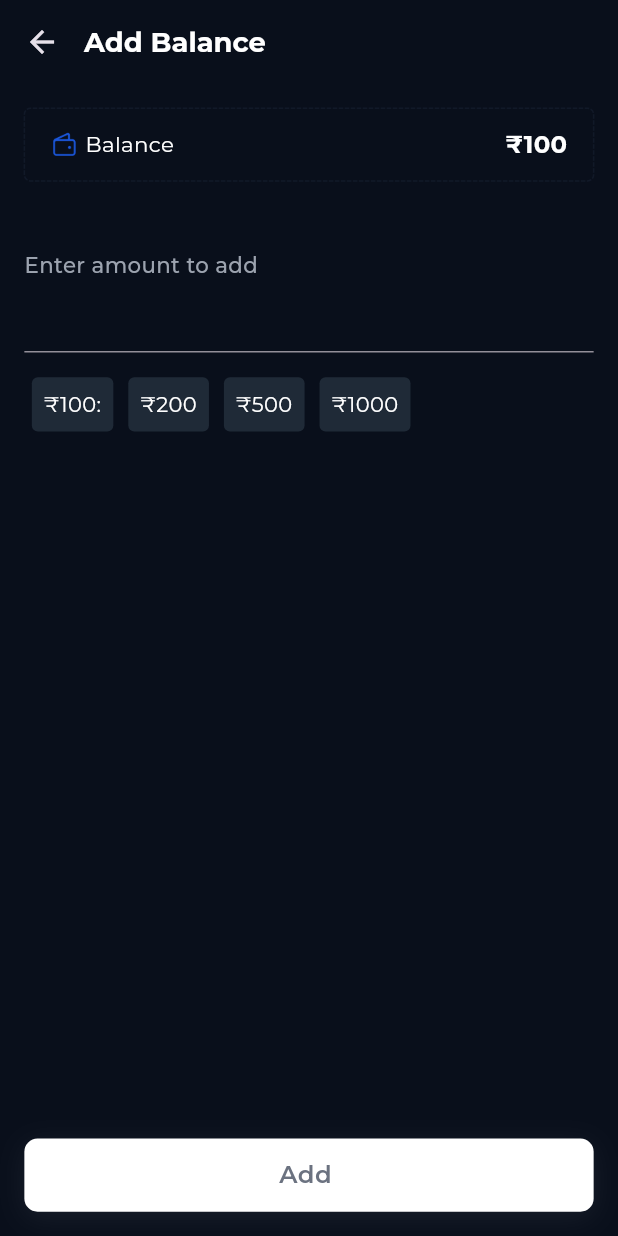
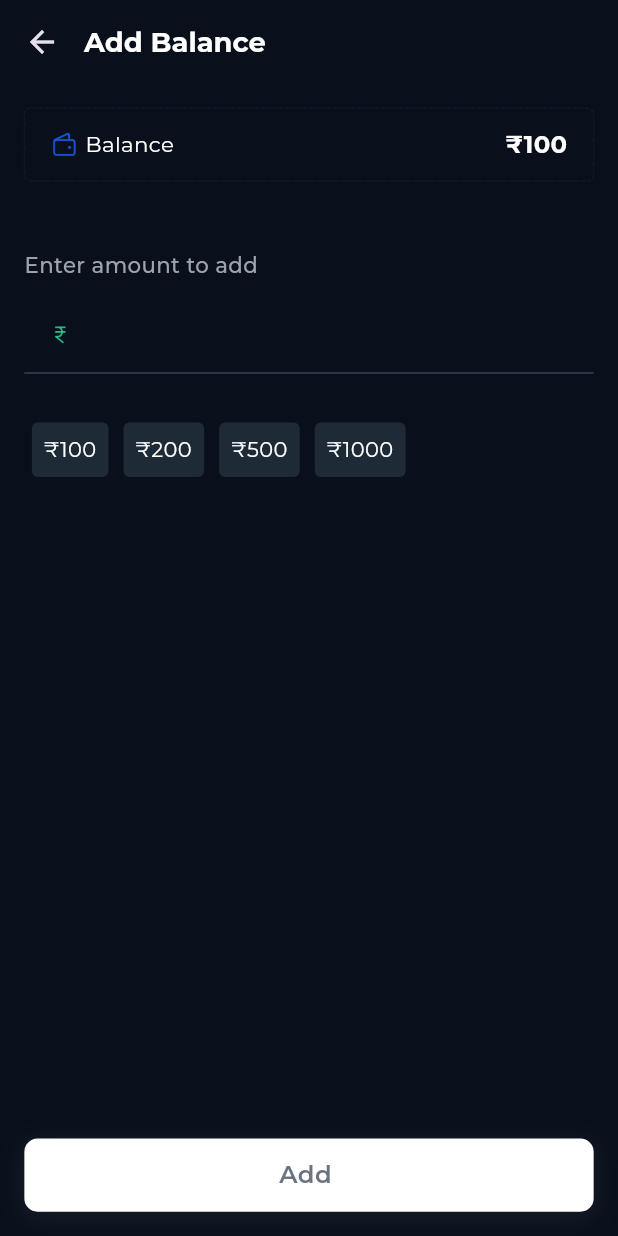
Before and after one commit to Jenis99/playmaster_app, a Flutter app: the AddBalanceScreen screen opened directly, on a phone screen of 412 x 824 dp. Run offline on Flutter 3.47's test engine with Material 3 defaults, Android fonts, the phone set to English and light mode, and no system bars; drawn by our look-alikes of dotted_border; our stand-ins replace cached_network_image, carousel_slider, device_preview, flutter_screenutil, get; network calls fail.

Commit message:
- Add balance screen UI done.

```diff
--- a/lib/module/auth/presentation/create_account_screen.dart
+++ b/lib/module/auth/presentation/create_account_screen.dart
@@ -1,6 +1,7 @@
 import 'package:playmaster_ui/dependency.dart';
 import 'package:playmaster_ui/module/auth/auth.dart';
 
+// ignore: must_be_immutable
 class CreateAccountScreen extends StatelessWidget {
   CreateAccountScreen({super.key});
 
--- a/lib/module/auth/presentation/login_screen.dart
+++ b/lib/module/auth/presentation/login_screen.dart
@@ -1,6 +1,7 @@
 import 'package:playmaster_ui/dependency.dart';
 import 'package:playmaster_ui/module/auth/auth.dart';
 
+// ignore: must_be_immutable
 class LoginScreen extends StatelessWidget {
   LoginScreen({super.key});
 
--- a/lib/module/auth/widget/auth_text_field_with_label.dart
+++ b/lib/module/auth/widget/auth_text_field_with_label.dart
@@ -25,7 +25,7 @@ class AuthTextFieldWithLabel extends StatelessWidget {
       crossAxisAlignment: CrossAxisAlignment.start,
       children: [
         AppText(
-          text: labelName ?? "",
+          text: labelName,
           fontSize: 14.sp,
           fontWeight: FontWeight.w400,
         ),
--- a/lib/module/home/presentation/add_balance_screen.dart
+++ b/lib/module/home/presentation/add_balance_screen.dart
@@ -2,16 +2,18 @@ import 'package:dotted_border/dotted_border.dart';
 import 'package:playmaster_ui/dependency.dart';
 import 'package:playmaster_ui/module/home/home.dart';
 
+// ignore: must_be_immutable
 class AddBalanceScreen extends StatelessWidget {
   AddBalanceScreen({Key? key}) : super(key: key);
 
   TextEditingController addAmountController = TextEditingController();
   List<String> amountSuggestionList = [
-    "₹100:",
-    "₹200",
-    "₹500",
-    "₹1000",
+    "100",
+    "200",
+    "500",
+    "1000",
   ];
+  RxString enterAmount = "".obs;
 
   @override
   Widget build(BuildContext context) {
@@ -22,9 +24,15 @@ class AddBalanceScreen extends StatelessWidget {
           isAppLogo: false,
           titleText: AppString.addBalance,
         ),
-        body: Column(
+        body: LayoutBuilder(
+          builder: (context, constraint) {
+            return SingleChildScrollView(
+              child: ConstrainedBox(
+                constraints: BoxConstraints(minHeight: constraint.maxHeight),
+                child: IntrinsicHeight(
+                  child: Column(
                     crossAxisAlignment: CrossAxisAlignment.start,
-          children: [
+                    children: <Widget>[
                       balanceView(),
                       45.h.verticalSpace,
                       // Enter amount to add
@@ -34,26 +42,35 @@ class AddBalanceScreen extends StatelessWidget {
                         fontSize: 14.sp,
                         fontWeight: FontWeight.w500,
                       ),
-            TextField(
+                      10.h.verticalSpace,
+                      AppTextField(
                         controller: addAmountController,
+                        prefixIcon: CachedNetworkImg(
+                          imgPath: AppAssets.rupeesIcon,
+                          imgSize: 5,
+                          isAssetImg: true,
+                        ),
                         keyboardType: TextInputType.number,
-              decoration: InputDecoration(
-                  fillColor: AppColors.transparentClr,
-                  focusColor: AppColors.transparentClr,
-                  focusedBorder: UnderlineInputBorder(borderSide: BorderSide(color: AppColors.grey700Color))),
+                        onChanged: (String? updatedValue) {
+                          enterAmount.value = "${(updatedValue?.isNotEmpty ?? false) ? "₹" : ""}${updatedValue ?? " "}";
+                        },
+                        color: AppColors.transparentClr,
+                        textFieldOrder: UnderlineInputBorder(
+                          borderSide: BorderSide(color: AppColors.grey700Color),
                         ),
-            16.h.verticalSpace,
+                      ),
                       Row(
                         children: List.generate(
                             amountSuggestionList.length,
                             (index) => GestureDetector(
                                   onTap: () {
                                     addAmountController.text = amountSuggestionList[index];
+                                    enterAmount.value = "₹${amountSuggestionList[index]}";
                                   },
                                   child: Container(
                                     margin: EdgeInsets.symmetric(horizontal: 5),
                                     decoration: BoxDecoration(color: AppColors.grey800Color, borderRadius: BorderRadius.circular(4.r)),
-                          child: AppText(text: amountSuggestionList[index]),
+                                    child: AppText(text: "₹${amountSuggestionList[index]}"),
                                     padding: EdgeInsets.all(
                                       8.sp,
                                     ),
@@ -61,9 +78,65 @@ class AddBalanceScreen extends StatelessWidget {
                                 )),
                       ),
                       Spacer(),
-            AppButton(text: "Add ${addAmountController.text}", buttonColor: AppColors.whiteColor, textColor: AppColors.grey900Color, onTap: () {})
+                      Obx(() => AppButton(
+                          text: "Add ${enterAmount.value}", buttonColor: AppColors.whiteColor, textColor: AppColors.grey900Color, onTap: () {}))
                     ],
-        ).paddingAll(AppConstants.appHorizontalPadding));
+                  ).paddingAll(AppConstants.appHorizontalPadding),
+                ),
+              ),
+            );
+          },
+        ));
+    // body: Column(
+    //   crossAxisAlignment: CrossAxisAlignment.start,
+    //   children: [
+    //     balanceView(),
+    //     45.h.verticalSpace,
+    //     // Enter amount to add
+    //     AppText(
+    //       text: AppString.enterAmountToAdd,
+    //       color: AppColors.grey400Color,
+    //       fontSize: 14.sp,
+    //       fontWeight: FontWeight.w500,
+    //     ),
+    //     10.h.verticalSpace,
+    //     AppTextField(
+    //       controller: addAmountController,
+    //       prefixIcon: CachedNetworkImg(
+    //         imgPath: AppAssets.rupeesIcon,
+    //         imgSize: 5,
+    //         isAssetImg: true,
+    //       ),
+    //       keyboardType: TextInputType.number,
+    //       onChanged: (String? updatedValue) {
+    //         enterAmount.value = updatedValue ?? "";
+    //       },
+    //       color: AppColors.transparentClr,
+    //       textFieldOrder: UnderlineInputBorder(
+    //         borderSide: BorderSide(color: AppColors.grey700Color),
+    //       ),
+    //     ),
+    //     Row(
+    //       children: List.generate(
+    //           amountSuggestionList.length,
+    //           (index) => GestureDetector(
+    //                 onTap: () {
+    //                   addAmountController.text = amountSuggestionList[index];
+    //                 },
+    //                 child: Container(
+    //                   margin: EdgeInsets.symmetric(horizontal: 5),
+    //                   decoration: BoxDecoration(color: AppColors.grey800Color, borderRadius: BorderRadius.circular(4.r)),
+    //                   child: AppText(text: "₹${amountSuggestionList[index]}"),
+    //                   padding: EdgeInsets.all(
+    //                     8.sp,
+    //                   ),
+    //                 ),
+    //               )),
+    //     ),
+    //     Spacer(),
+    //     Obx(() => AppButton(text: "Add ${enterAmount.value}", buttonColor: AppColors.whiteColor, textColor: AppColors.grey900Color, onTap: () {}))
+    //   ],
+    // ).paddingAll(AppConstants.appHorizontalPadding));
   }
 
   Widget balanceView() {
--- a/lib/module/home/presentation/game_detail_screen.dart
+++ b/lib/module/home/presentation/game_detail_screen.dart
@@ -94,7 +94,7 @@ class GameDetailScreen extends StatelessWidget {
                 // style: com  monStyle(),
                 children: <TextSpan>[
                   TextSpan(
-                    text: " ${isFromPool ? (filterValue.split(" ").first ?? "") : filterValue}",
+                    text: " ${isFromPool ? (filterValue.split(" ").first) : filterValue}",
                     style: TextStyle(
                       fontSize: 14.sp,
                       color: AppColors.whiteColor,
--- a/lib/module/home/presentation/home_screen.dart
+++ b/lib/module/home/presentation/home_screen.dart
@@ -2,6 +2,7 @@ import 'package:playmaster_ui/dependency.dart';
 import 'package:playmaster_ui/module/home/home.dart';
 import 'package:playmaster_ui/module/home/widget/last_minute_game_card.dart';
 
+// ignore: must_be_immutable
 class HomeScreen extends StatelessWidget {
   HomeScreen({super.key});
 
--- a/lib/module/home/widget/tournament_detail_widgets/tournament_rules_condition.dart
+++ b/lib/module/home/widget/tournament_detail_widgets/tournament_rules_condition.dart
@@ -1,6 +1,7 @@
 import 'package:playmaster_ui/dependency.dart';
 import 'package:playmaster_ui/module/home/home.dart';
 
+// ignore: must_be_immutable
 class TournamentRulesCondition extends StatelessWidget {
   TournamentRulesCondition({super.key});
 
--- a/lib/module/splash/presentation/splash_screen.dart
+++ b/lib/module/splash/presentation/splash_screen.dart
@@ -1,6 +1,7 @@
 import 'package:playmaster_ui/dependency.dart';
 import 'package:playmaster_ui/module/splash/controller/splash_controller.dart';
 
+// ignore: must_be_immutable
 class SplashScreen extends StatelessWidget {
   SplashScreen({super.key});
 
--- a/lib/resources/app_assets.dart
+++ b/lib/resources/app_assets.dart
@@ -16,6 +16,7 @@ class AppAssets {
   static const String walletIcon = "$baseIconPath/wallet_icon.png";
   static const String mobileGameIcon = "$baseIconPath/mobile_game_icon.png";
   static const String rupeesCurrencyIcon = "$baseIconPath/rupees_currency_logo.png";
+  static const String rupeesIcon = "$baseIconPath/rupees_icon.png";
   static const String prizePoolIcon = "$baseIconPath/prize_pool_icon.png";
   static const String joinedUserIcon = "$baseIconPath/joined_player_icon.png";
   static const String rulesCondition = "$baseIconPath/rules_condition.png";
--- a/lib/widgets/app_text_field.dart
+++ b/lib/widgets/app_text_field.dart
@@ -32,6 +32,7 @@ class AppTextField extends StatefulWidget {
   final TextAlign? textAlign;
   final bool isPhoneField;
   final bool isTapOutsideEnable;
+  final InputBorder? textFieldOrder;
   final Function(PointerDownEvent)? onTapOutside;
 
   AppTextField({
@@ -66,6 +67,7 @@ class AppTextField extends StatefulWidget {
     this.isPhoneField = false,
     this.onTapOutside,
     this.isTapOutsideEnable = false,
+    this.textFieldOrder,
   }) {
     isVisibility = (obscureText ?? false).obs;
   }
@@ -115,8 +117,8 @@ class _AppTextFieldState extends State<AppTextField> {
                 fontWeight: FontWeight.w500,
                 // letterSpacing: 0.0,
               ),
-          focusedBorder: CustomStyle.commonBorder(color: AppColors.grey900Color),
-          enabledBorder: CustomStyle.commonBorder(color: AppColors.grey900Color),
+          focusedBorder: widget.textFieldOrder ?? CustomStyle.commonBorder(color: AppColors.grey900Color),
+          enabledBorder: widget.textFieldOrder ?? CustomStyle.commonBorder(color: AppColors.grey900Color),
           prefixIcon: widget.prefixIcon != null
               ? Padding(
                   padding: EdgeInsets.all(widget.prefixIconPadding ?? 15.w),
```
Also changed, not shown: assets/icon/png/rupees_icon.png (added). Lines whose indentation alone changed are shown as unchanged.
